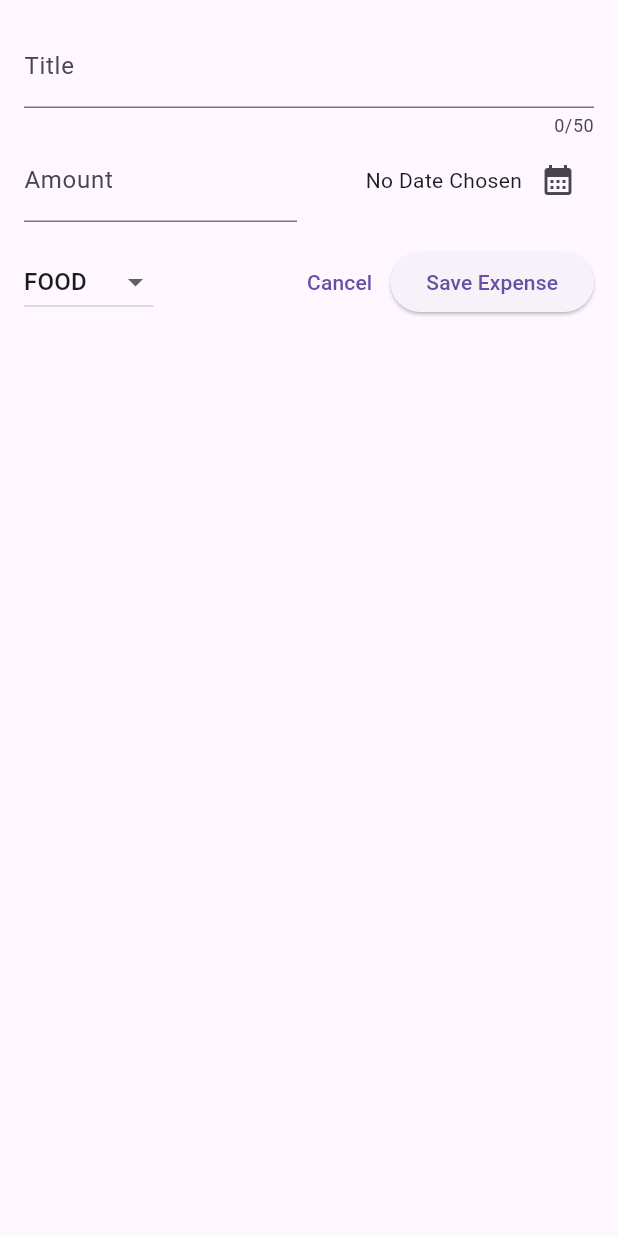
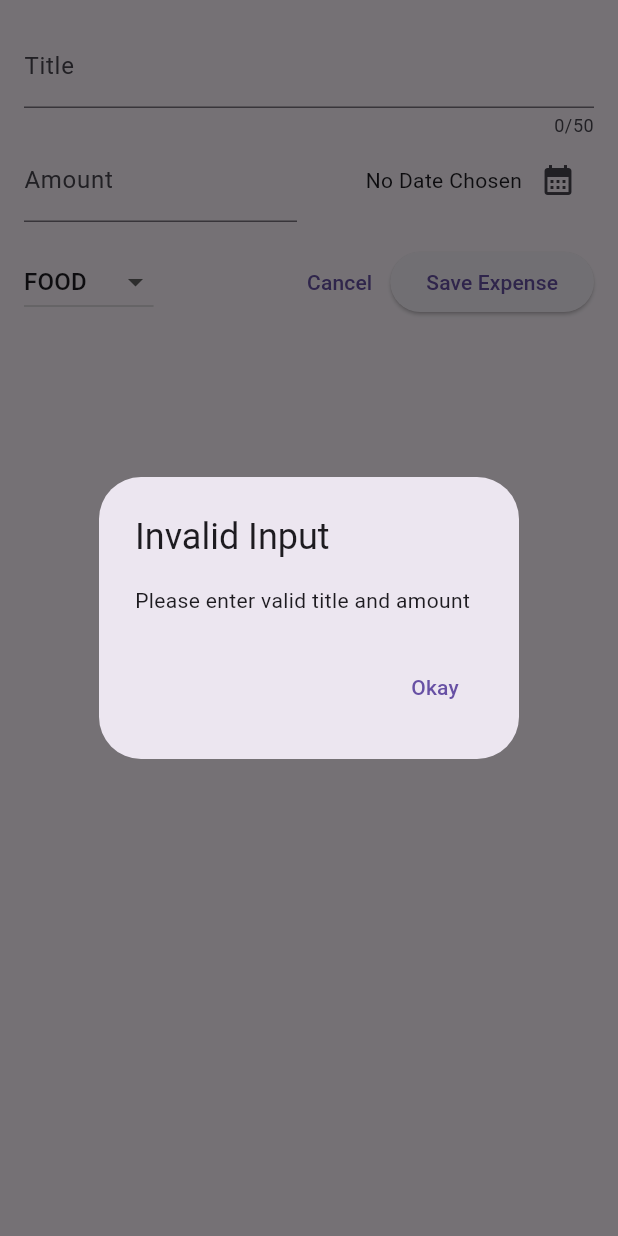
Before and after one commit to rasikasrimal/ExpenseManager, a Flutter app: the NewExpense widget shown alone on an empty page, opened directly, after a tap on "Save Expense", on a phone screen of 412 x 824 dp. Run offline on Flutter 3.47's test engine with Material 2 defaults, Android fonts, the phone set to English and light mode, and no system bars.

Commit message:
Validations Added For Saving An Expense 1) Date NOT NULL 2) Amount > 0 AND NOT NULL

```diff
--- a/lib/widgets/new_expense.dart
+++ b/lib/widgets/new_expense.dart
@@ -31,6 +31,35 @@ class _NewExpenseState extends State<NewExpense> {
     });
   }
 
+//
+//
+//
+  void _submitExpenseData() {
+    final enteredAmount = double.tryParse(_amountController.text);
+    final amountIsInvalid = enteredAmount == null || enteredAmount <= 0;
+    if (_titleController.text.trim().isEmpty ||
+        amountIsInvalid ||
+        _selectedDate == null) {
+      showDialog(
+          context: context,
+          builder: (ctx) => AlertDialog(
+                title: const Text('Invalid Input'),
+                content: const Text('Please enter valid title and amount'),
+                actions: [
+                  TextButton(
+                      onPressed: () {
+                        Navigator.pop(ctx);
+                      },
+                      child: const Text('Okay'))
+                ],
+              ));
+      return;
+    }
+  }
+
+//
+//
+//
   @override
   void dispose() {
     _titleController.dispose();
@@ -114,8 +143,7 @@ class _NewExpenseState extends State<NewExpense> {
               ),
               ElevatedButton(
                 onPressed: () {
-                  print(_titleController.text);
-                  // Perform the saving action here
+                  _submitExpenseData();
                 },
                 child: const Text('Save Expense'),
               ),
```
